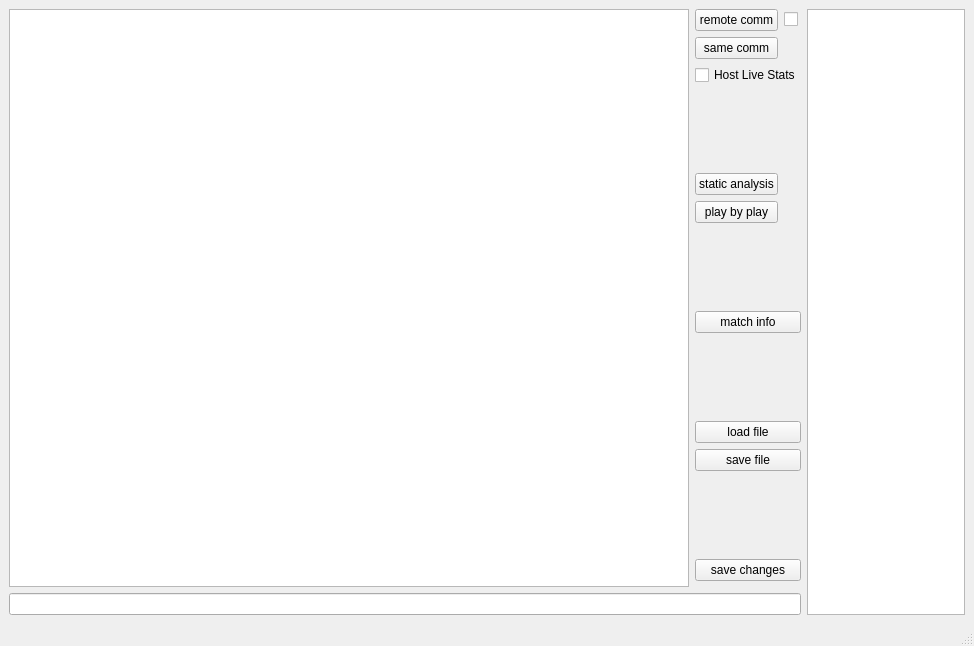
twicki/datavolley2, file tvrscouting/uis/first.ui: the form before one commit.
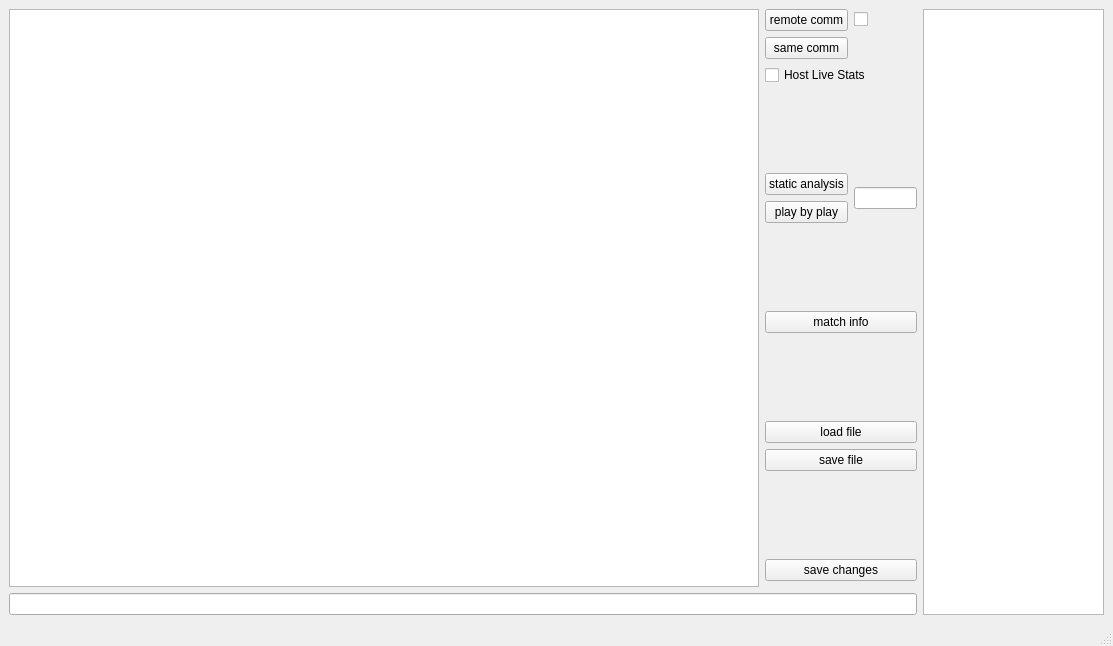
The form after the commit. Icons and pictures are not drawn.

Commit message: play by play

The edit to the form file:
```diff
--- a/tvrscouting/uis/first.ui
+++ b/tvrscouting/uis/first.ui
@@ -6,7 +6,7 @@
    <rect>
     <x>0</x>
     <y>0</y>
-    <width>974</width>
+    <width>1113</width>
     <height>646</height>
    </rect>
   </property>
@@ -20,29 +20,36 @@
   <widget class="QWidget" name="centralwidget">
    <layout class="QGridLayout" name="gridLayout_9" columnstretch="5,1">
     <item row="0" column="0">
-     <layout class="QGridLayout" name="gridLayout_7">
-      <item row="3" column="1" colspan="2">
+     <layout class="QGridLayout" name="gridLayout_7" rowstretch="0,0,0,0,0,0,0,0,0,0,0,0,0,0,0" columnstretch="12,1,1">
+      <item row="2" column="1" colspan="2">
        <widget class="QCheckBox" name="livehost">
         <property name="text">
          <string>Host Live Stats</string>
         </property>
        </widget>
       </item>
-      <item row="1" column="1">
+      <item row="0" column="1">
        <widget class="QPushButton" name="remote_stats">
         <property name="text">
          <string>remote comm</string>
         </property>
        </widget>
       </item>
-      <item row="8" column="1" colspan="2">
+      <item row="5" column="1">
+       <widget class="QPushButton" name="playbyplay">
+        <property name="text">
+         <string>play by play</string>
+        </property>
+       </widget>
+      </item>
+      <item row="7" column="1" colspan="2">
        <widget class="QPushButton" name="matchInfo">
         <property name="text">
          <string>match info</string>
         </property>
        </widget>
       </item>
-      <item row="12" column="1">
+      <item row="11" column="1">
        <spacer name="verticalSpacer">
         <property name="orientation">
          <enum>Qt::Vertical</enum>
@@ -55,34 +62,34 @@
         </property>
        </spacer>
       </item>
-      <item row="16" column="0" colspan="3">
+      <item row="14" column="0" colspan="3">
        <widget class="QLineEdit" name="lineEdit"/>
       </item>
-      <item row="2" column="1">
+      <item row="1" column="1">
        <widget class="QPushButton" name="pushButton">
         <property name="text">
          <string>same comm</string>
         </property>
        </widget>
       </item>
-      <item row="13" column="1" colspan="2">
+      <item row="12" column="1" colspan="2">
        <widget class="QPushButton" name="pushButton_2">
         <property name="text">
          <string>save changes</string>
         </property>
        </widget>
       </item>
-      <item row="11" column="1" colspan="2">
+      <item row="10" column="1" colspan="2">
        <widget class="QPushButton" name="saveFile">
         <property name="text">
          <string>save file</string>
         </property>
        </widget>
       </item>
-      <item row="1" column="0" rowspan="14">
+      <item row="0" column="0" rowspan="14">
        <widget class="QTextEdit" name="textEdit"/>
       </item>
-      <item row="1" column="2">
+      <item row="0" column="2">
        <widget class="QCheckBox" name="remote_on">
         <property name="enabled">
          <bool>true</bool>
@@ -92,7 +99,7 @@
         </property>
        </widget>
       </item>
-      <item row="4" column="1">
+      <item row="3" column="1">
        <spacer name="verticalSpacer_2">
         <property name="orientation">
          <enum>Qt::Vertical</enum>
@@ -105,7 +112,7 @@
         </property>
        </spacer>
       </item>
-      <item row="7" column="1">
+      <item row="6" column="1">
        <spacer name="verticalSpacer_3">
         <property name="orientation">
          <enum>Qt::Vertical</enum>
@@ -118,7 +125,14 @@
         </property>
        </spacer>
       </item>
-      <item row="9" column="1">
+      <item row="4" column="1">
+       <widget class="QPushButton" name="pushButton_3">
+        <property name="text">
+         <string>static analysis</string>
+        </property>
+       </widget>
+      </item>
+      <item row="8" column="1">
        <spacer name="verticalSpacer_4">
         <property name="orientation">
          <enum>Qt::Vertical</enum>
@@ -131,24 +145,17 @@
         </property>
        </spacer>
       </item>
-      <item row="10" column="1" colspan="2">
+      <item row="9" column="1" colspan="2">
        <widget class="QPushButton" name="loadFile">
         <property name="text">
          <string>load file</string>
         </property>
        </widget>
       </item>
-      <item row="6" column="1">
-       <widget class="QPushButton" name="playbyplay">
-        <property name="text">
-         <string>play by play</string>
-        </property>
-       </widget>
-      </item>
-      <item row="5" column="1">
-       <widget class="QPushButton" name="pushButton_3">
-        <property name="text">
-         <string>static analysis</string>
+      <item row="4" column="2" rowspan="2">
+       <widget class="QLineEdit" name="select_set">
+        <property name="maxLength">
+         <number>3</number>
         </property>
        </widget>
       </item>
```
Left out of the diff: 2 changed lines with no effect on the pictures. The commit also changes 4 other files.
